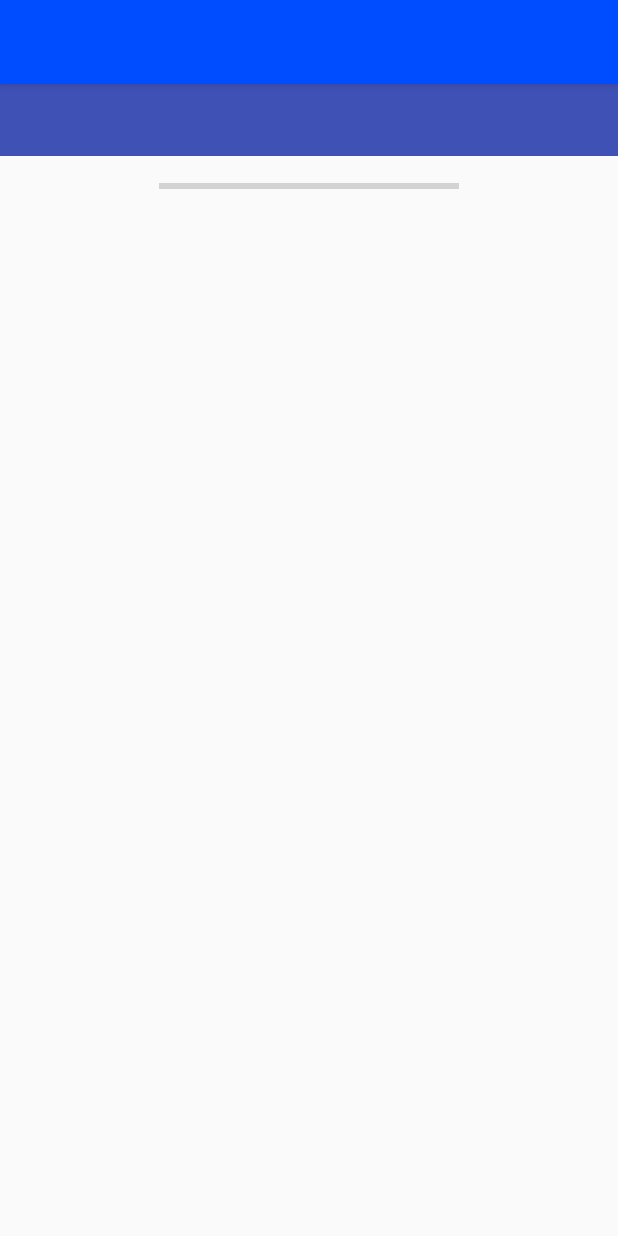
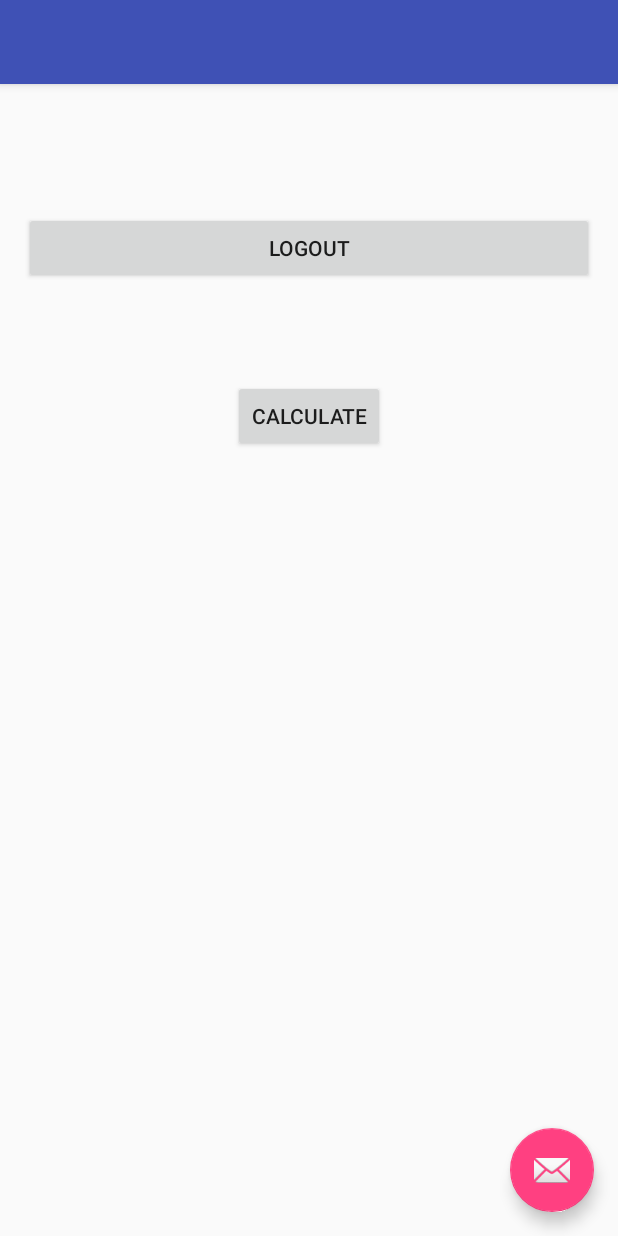
Before and after one commit to billprig/TabLayoutWithViewPager, an Android app: the layout activity_main.xml on its own in the app's theme, with its tools: preview values and no code run, on a phone screen of 412 x 824 dp. Run offline under Robolectric (Android 15) with nearby library versions, the light colour scheme and no system bars.

Commit message:
Correct Names of the Activities and their layouts
MainActivity2 renamed MainActivity
MainActivity renamed MainActivity2

```diff
--- a/app/src/main/AndroidManifest.xml
+++ b/app/src/main/AndroidManifest.xml
@@ -10,7 +10,7 @@
         android:theme="@style/AppTheme">
 
         <activity
-            android:name=".Main2Activity"
+            android:name=".MainActivity"
             android:label="@string/title_activity_main2"
             android:theme="@style/AppTheme"
             android:screenOrientation="portrait">
@@ -21,7 +21,7 @@
             </intent-filter>
         </activity>
         <activity
-            android:name=".MainActivity"
+            android:name=".MainActivity2"
             android:theme="@style/AppTheme"
             android:screenOrientation="portrait">
         </activity>
--- a/app/src/main/java/roy/tablayoutwithviewpager/LoginActivity.java
+++ b/app/src/main/java/roy/tablayoutwithviewpager/LoginActivity.java
@@ -74,7 +74,7 @@ public class LoginActivity extends Activity {
                   session.createLoginSession(username, weight+" kg");
 
                   // Staring MainActivity
-                  Intent i = new Intent(getApplicationContext(), Main2Activity.class);
+                  Intent i = new Intent(getApplicationContext(), MainActivity.class);
                   startActivity(i);
                   finish();
 
--- a/app/src/main/res/layout/activity_main.xml
+++ b/app/src/main/res/layout/activity_main.xml
@@ -1,59 +1,37 @@
 <?xml version="1.0" encoding="utf-8"?>
-<RelativeLayout xmlns:android="http://schemas.android.com/apk/res/android"
+
+<android.support.design.widget.CoordinatorLayout
+    xmlns:android="http://schemas.android.com/apk/res/android"
+    xmlns:app="http://schemas.android.com/apk/res-auto"
     xmlns:tools="http://schemas.android.com/tools"
     android:layout_width="match_parent"
     android:layout_height="match_parent"
-    xmlns:app="http://schemas.android.com/apk/res-auto"
-
+    android:fitsSystemWindows="true"
     tools:context=".MainActivity">
 
     <android.support.design.widget.AppBarLayout
         android:layout_width="match_parent"
         android:layout_height="wrap_content"
-        android:background="#ee2828"
-
-        android:theme="@style/AppTheme.AppBarOverlay"
-        android:id="@+id/view">
-
+        android:theme="@style/AppTheme.AppBarOverlay">
 
         <android.support.v7.widget.Toolbar
             android:id="@+id/toolbar"
             android:layout_width="match_parent"
             android:layout_height="?attr/actionBarSize"
-            android:background="#004cff"
-            app:popupTheme="@style/AppTheme.PopupOverlay"
-
-            />
+            android:background="?attr/colorPrimary"
+            app:popupTheme="@style/AppTheme.PopupOverlay"/>
 
     </android.support.design.widget.AppBarLayout>
 
-    <android.support.design.widget.TabLayout
-        android:background="@color/colorPrimary"
-        android:id="@+id/tab_layout"
-        android:layout_width="match_parent"
+    <include layout="@layout/content_main"/>
+
+    <android.support.design.widget.FloatingActionButton
+        android:id="@+id/fab"
+        android:layout_width="wrap_content"
         android:layout_height="wrap_content"
-        app:tabSelectedTextColor="#e1d15e5a"
+        android:layout_gravity="bottom|end"
+        android:layout_margin="@dimen/fab_margin"
+        android:src="@android:drawable/ic_dialog_email"/>
 
 
-        android:layout_below="@+id/view"
-        android:layout_alignParentLeft="true"
-        android:layout_alignParentStart="true">
-
-    </android.support.design.widget.TabLayout>
-    <android.support.v4.view.ViewPager
-        android:id="@+id/view_pager"
-        android:layout_width="fill_parent"
-        android:layout_height="wrap_content"
-        android:layout_below="@+id/tab_layout"
-        android:layout_alignParentLeft="true"
-        android:layout_alignParentStart="true"/>
-
-    <ProgressBar
-        style="?android:attr/progressBarStyleHorizontal"
-        android:layout_width="200dp"
-        android:layout_height="40dp"
-        android:id="@+id/progressBar"
-        android:layout_centerHorizontal="true"
-        android:layout_alignTop="@+id/view_pager"/>
-
-</RelativeLayout>
+</android.support.design.widget.CoordinatorLayout>
--- a/app/src/main/res/layout/content_main2.xml
+++ b/app/src/main/res/layout/content_main.xml
@@ -10,8 +10,8 @@
     android:paddingRight="@dimen/activity_horizontal_margin"
     android:paddingTop="@dimen/activity_vertical_margin"
     app:layout_behavior="@string/appbar_scrolling_view_behavior"
-    tools:context="roy.tablayoutwithviewpager.Main2Activity"
-    tools:showIn="@layout/activity_main2">
+    tools:context=".MainActivity"
+    tools:showIn="@layout/activity_main">
 
     <Button
         android:onClick="click"
```
Also changed, not shown: app/src/main/java/roy/tablayoutwithviewpager/Main2Activity.java (deleted, +0 -115 lines), app/src/main/java/roy/tablayoutwithviewpager/MainActivity.java (+90 -22 lines), app/src/main/java/roy/tablayoutwithviewpager/MainActivity2.java (added, +47 -0 lines), app/src/main/res/layout/activity_main2.xml (+40 -18 lines), app/src/main/res/layout/fragment_custom.xml (+35 -17 lines), 1 other file.
